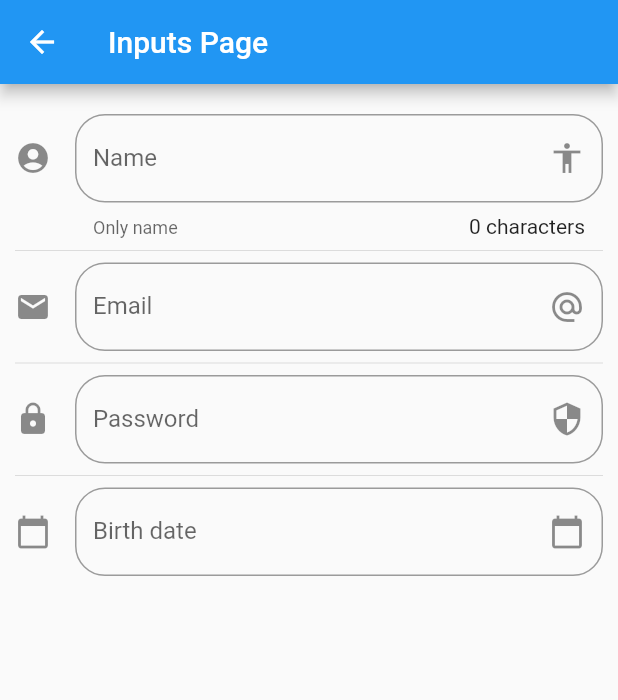
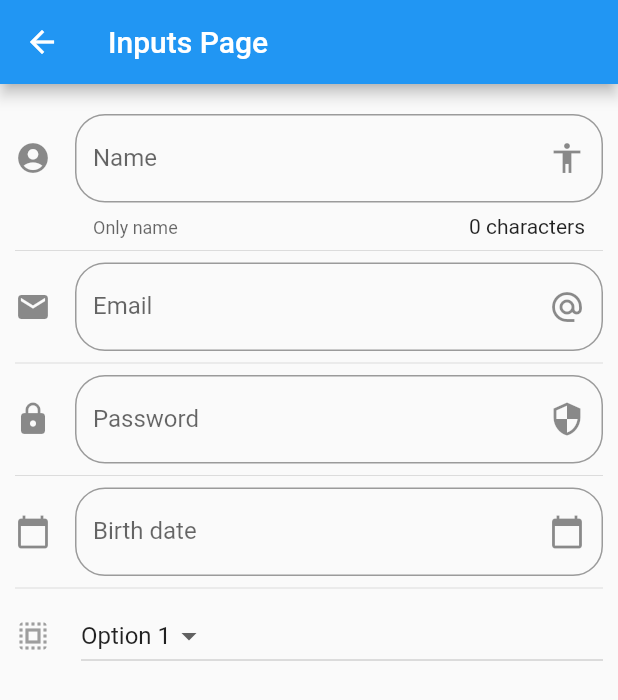
Before and after one commit to JCamiloo/flutter-widgets, a Flutter app: the InputPage screen opened by its route, on a phone screen of 412 x 824 dp. Shown: the top 700 px of the screen. Run offline on Flutter 3.47's test engine with Material 2 defaults, Android fonts, the phone set to English and light mode, and no system bars.

Commit message:
adding dropdown

```diff
--- a/lib/src/pages/input_page.dart
+++ b/lib/src/pages/input_page.dart
@@ -11,6 +11,8 @@ class _InputPageState extends State<InputPage> {
   String _name = '';
   String _date = '';
   TextEditingController _inputFieldDateCtlr = new TextEditingController();
+  String _selectedOption = 'Option 1';
+  List<String> _options = ['Option 1', 'Option 2', 'Option 3', 'Option 4'];
 
   @override
   Widget build(BuildContext context) {
@@ -26,7 +28,9 @@ class _InputPageState extends State<InputPage> {
             Divider(),
             _createPassword(),
             Divider(),
-            _createDate(context)
+            _createDate(context),
+            Divider(),
+            _createDropdown()
           ],
         ),
       ),
@@ -120,4 +124,34 @@ class _InputPageState extends State<InputPage> {
       });
     }
   }
+
+  Widget _createDropdown() {
+    return Row(
+      children: <Widget>[
+        Icon(Icons.select_all, color: Colors.grey),
+        SizedBox(width: 20.0,),
+        Expanded(
+          child: DropdownButton(
+            value: _selectedOption,
+            items: getDropdownOptions(),
+            onChanged: (opt) {
+              setState(() => _selectedOption = opt);
+            }
+          ),
+        ),
+      ],
+    );
+  }
+
+  List<DropdownMenuItem<String>> getDropdownOptions() {
+    List<DropdownMenuItem<String>> list = new List();
+    _options.forEach((option) {
+      list.add(DropdownMenuItem(
+        child: Text(option),
+        value: option
+      ));
+    });
+
+    return list;
+  }
 }
```
